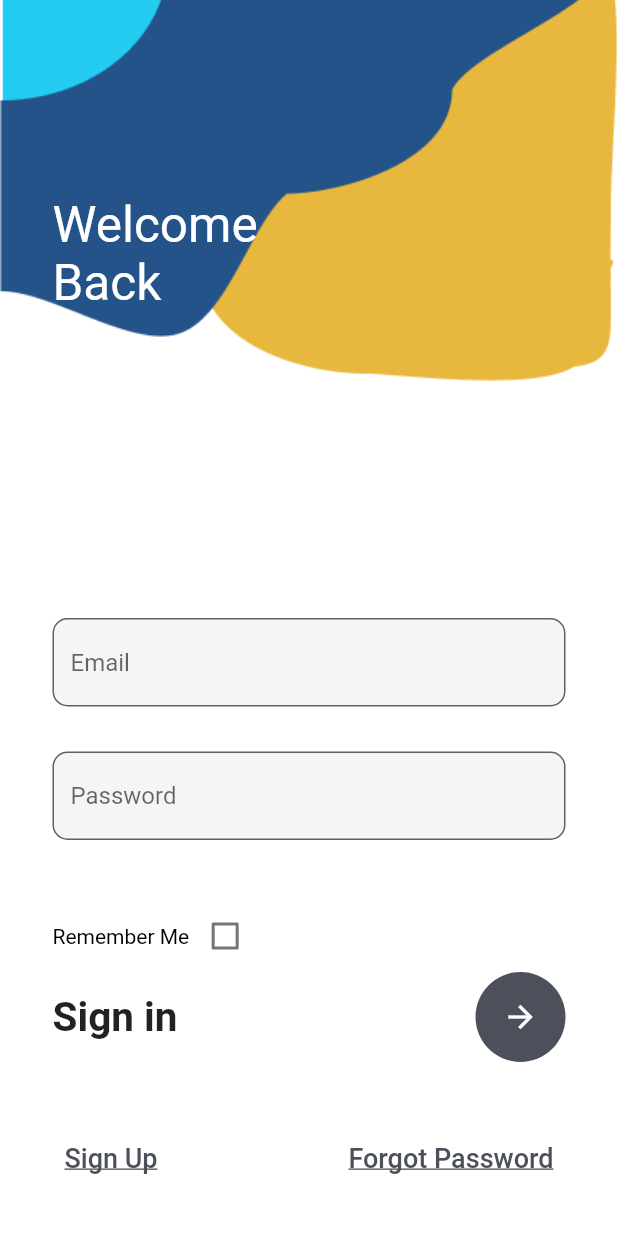
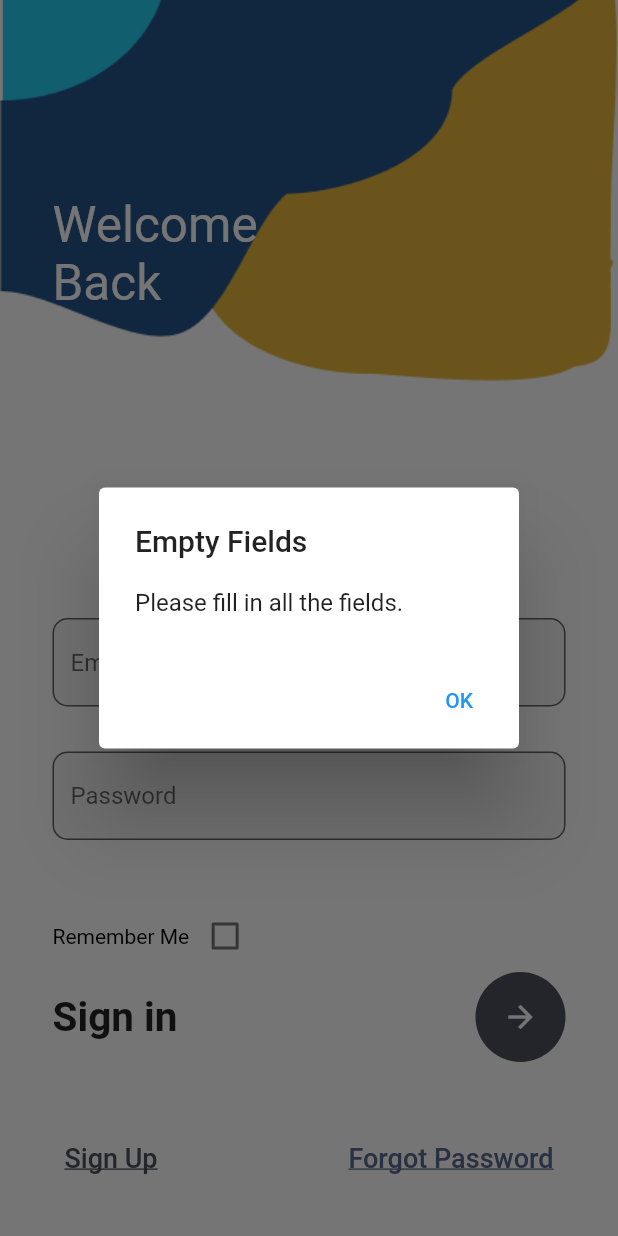
Before and after one commit to barunsh/nodejsapp, a Flutter app: the screen it shows after launch, after a tap on the "arrow forward" icon, on a phone screen of 412 x 824 dp. Run offline on Flutter 3.47's test engine with Material 2 defaults, Android fonts, the phone set to English and light mode, and no system bars; our stand-ins replace jwt_decoder, shared_preferences.

Commit message:
18Jun login validation

```diff
--- a/frontend/lib/login.dart
+++ b/frontend/lib/login.dart
@@ -20,13 +20,10 @@ class _MyLoginState extends State<MyLogin> {
   TextEditingController emailController = TextEditingController();
   TextEditingController passwordController = TextEditingController();
 
-  // bool _isNotValidate =false;
-
   late SharedPreferences prefs;
 
   @override
   void initState() {
-    // TODO: implement initState
     super.initState();
     initSharedPref();
   }
@@ -35,36 +32,79 @@ late SharedPreferences prefs;
     prefs = await SharedPreferences.getInstance();
   }
 
-  void loginUser() async{
-    if(emailController.text.isNotEmpty && passwordController.text.isNotEmpty){
+  void _showEmptyFieldErrorMessage(BuildContext context) {
+    showDialog(
+        context: context,
+        builder: (BuildContext context) {
+          return AlertDialog(
+            title: Text('Empty Fields'),
+            content: Text('Please fill in all the fields.'),
+            actions: [
+              TextButton(
+                onPressed: () {
+                  Navigator.pop(context);
+                },
+                child: Text("OK"),
+              )
+            ],
+          );
+        });
+  }
+
+  void _showLoginFailedMessage(BuildContext context) {
+    showDialog(
+        context: context,
+        builder: (BuildContext context) {
+          return AlertDialog(
+            title: Text('Login Failed'),
+            content: Text('Incorrect email or password. Please try again.'),
+            actions: [
+              TextButton(
+                onPressed: () {
+                  Navigator.pop(context);
+                },
+                child: Text("OK"),
+              )
+            ],
+          );
+        });
+  }
+
+  bool _validateFields() {
+    if (emailController.text.isEmpty || passwordController.text.isEmpty) {
+      _showEmptyFieldErrorMessage(context);
+      return false;
+    }
+    return true;
+  }
+
+  void loginUser() async {
+    if (!_validateFields()) return;
+
     var reqBody = {
-        "email" : emailController.text,
-        "password" : passwordController.text,
+      "email": emailController.text,
+      "password": passwordController.text,
     };
 
     var response = await http.post(Uri.parse(login),
         headers: {"Content-type": "application/JSON"},
-          body: jsonEncode(reqBody)
-      );
+        body: jsonEncode(reqBody));
 
     var jsonResponse = jsonDecode(response.body);
     print("JSON response: $jsonResponse");
-      if(jsonResponse['status']){
+    if (jsonResponse['status']) {
       var myToken = jsonResponse['token'];
       var jwtDecodedToken = JwtDecoder.decode(myToken);
       var userRole = jwtDecodedToken['role'];
       prefs.setString('token', myToken);
-        Navigator.push(context, MaterialPageRoute(builder: (context)=>Dashboard(token:myToken, role: userRole)));
-      }
-      else {
-  print('Something went wrong');
-  print("Status Code: ${response.statusCode}");
-  print("Response JSON: $jsonResponse");
+      Navigator.push(
+          context,
+          MaterialPageRoute(
+              builder: (context) => Dashboard(token: myToken, role: userRole)));
+    } else {
+      _showLoginFailedMessage(context);
     }
   }
-  }
-
-
 
   @override
   Widget build(BuildContext context) {
@@ -187,7 +227,7 @@ late SharedPreferences prefs;
                                     'Forgot Password',
                                     style: TextStyle(
                                       decoration: TextDecoration.underline,
-                                      color: Color(0xff4c505b),
+                                      color: Color.fromARGB(255, 91, 105, 143),
                                       fontSize: 18,
                                     ),
                                   )),
```
Also changed, not shown: frontend/lib/registerold.dart (deleted, +0 -196 lines), frontend/lib/register_new.dart (deleted), frontend/lib/registernew.dart (deleted), 1 other file. Lines whose indentation alone changed are shown as unchanged.
